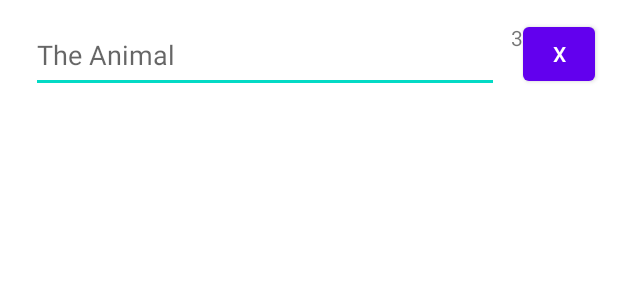
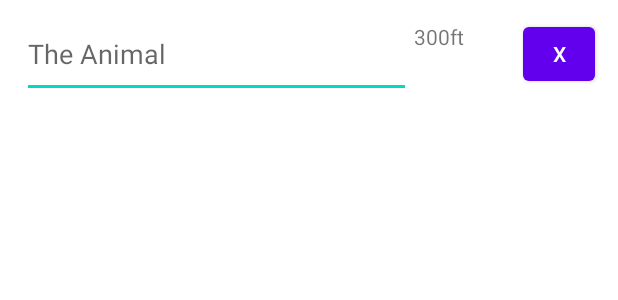
Before and after one commit to CSE-110-Spring-2022/zooseeker-cse-110-team-23, an Android app: the layout animal_list_item.xml on its own in the app's theme, with its tools: preview values and no code run, on a phone screen of 412 x 824 dp. Shown: the top 300 px of the screen. Run offline under Robolectric (Android 15) with nearby library versions, the phone set to English and light mode, and no system bars.

Commit message:
Get Route Plan Summary Done

```diff
--- a/app/src/main/java/com/example/zooseeker/AnimalListViewModel.java
+++ b/app/src/main/java/com/example/zooseeker/AnimalListViewModel.java
@@ -13,6 +13,7 @@ import java.util.List;
 public class AnimalListViewModel extends AndroidViewModel {
     private LiveData<List<AnimalListItem>> animalListItems;
     private final AnimalListItemDao animalListItemDao;
+
 
     public AnimalListViewModel(@NonNull Application application) {
         super(application);
@@ -37,9 +38,8 @@ public class AnimalListViewModel extends AndroidViewModel {
         animalListItemDao.update(animalListItem);
     }
 
-    public void createTodo(String text, String text2) {
-        int endOfListOrder = animalListItemDao.getOrderForAppend();
-        AnimalListItem newItem = new AnimalListItem(text,text2,endOfListOrder);
+    public void createTodo(String text, String text2, int totalDistance) {
+        AnimalListItem newItem = new AnimalListItem(text,text2,totalDistance);
         animalListItemDao.insert(newItem);
     }
 
--- a/app/src/main/res/layout/animal_list_item.xml
+++ b/app/src/main/res/layout/animal_list_item.xml
@@ -7,16 +7,14 @@
 
     <EditText
         android:id="@+id/animal_item_text"
-        android:layout_width="312dp"
-        android:layout_height="50dp"
-        android:layout_marginStart="120dp"
-        android:layout_marginEnd="6dp"
+        android:layout_width="259dp"
+        android:layout_height="58dp"
         android:hint="The Animal"
         android:inputType="text"
         android:maxLines="1"
         app:layout_constraintBottom_toBottomOf="parent"
-        app:layout_constraintEnd_toStartOf="@+id/distance"
-        app:layout_constraintHorizontal_bias="0.0"
+        app:layout_constraintEnd_toEndOf="parent"
+        app:layout_constraintHorizontal_bias="0.097"
         app:layout_constraintStart_toStartOf="parent"
         app:layout_constraintTop_toTopOf="parent"
         app:layout_constraintVertical_bias="0.6" />
@@ -32,8 +30,10 @@
         android:text="300ft"
         app:layout_constraintBottom_toBottomOf="parent"
         app:layout_constraintEnd_toStartOf="@+id/delete_btn"
+        app:layout_constraintHorizontal_bias="0.0"
         app:layout_constraintStart_toEndOf="@+id/animal_item_text"
-        app:layout_constraintTop_toTopOf="parent" />
+        app:layout_constraintTop_toTopOf="parent"
+        app:layout_constraintVertical_bias="1.0" />
 
     <Button
         android:id="@+id/delete_btn"
```
Also changed, not shown: app/src/main/java/com/example/zooseeker/AnimalListAdapter.java (+6 -4 lines), app/src/main/java/com/example/zooseeker/MainActivity.java (+41 -1 lines).
